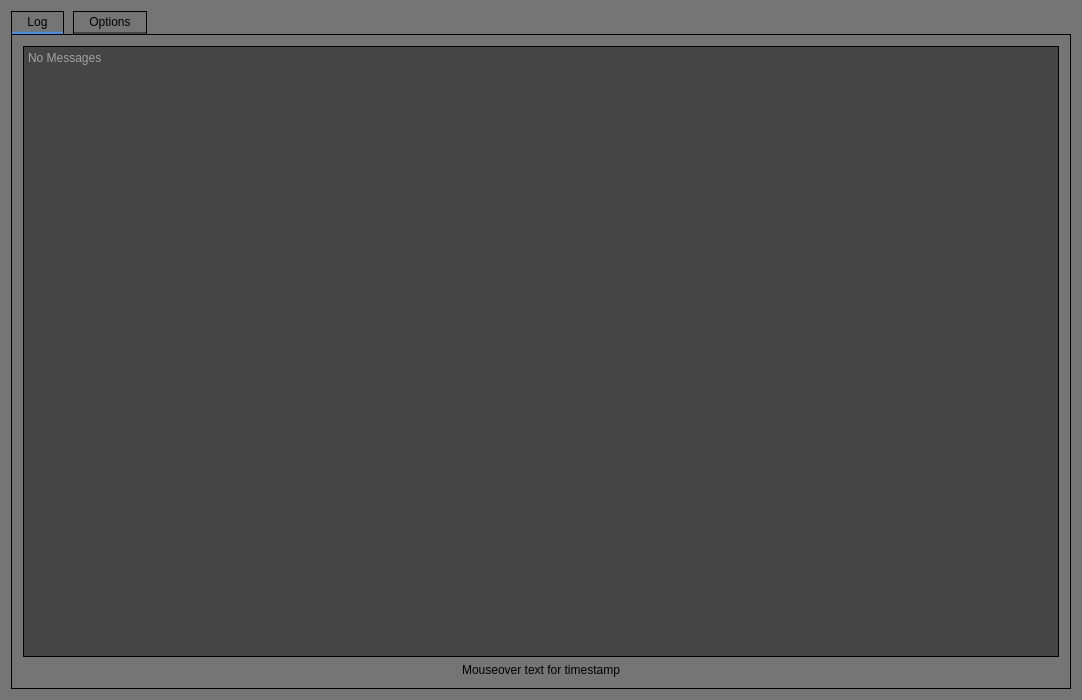
Old version of the form tools/LogViewer/untitled/viewer.ui in the repository markoneill/trustbase-linux.
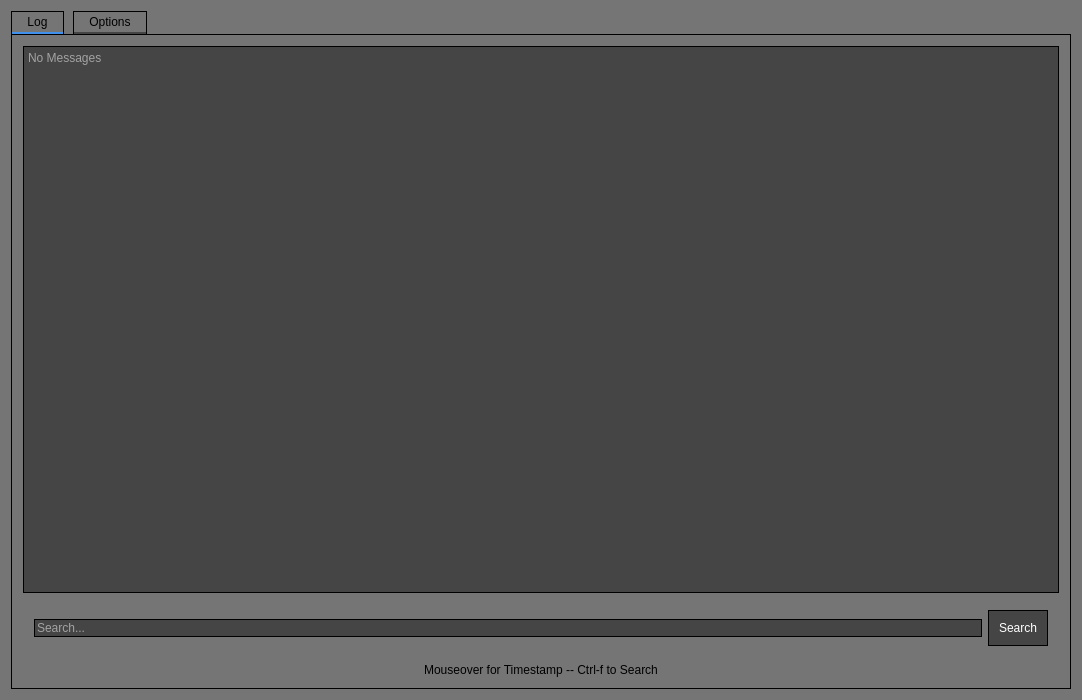
New version of the form. The open tabs and pages were chosen to show the change.

Commit message: Added searching to the LogViewer

What changed in the file:
```diff
--- a/tools/LogViewer/untitled/viewer.ui
+++ b/tools/LogViewer/untitled/viewer.ui
@@ -155,10 +155,33 @@
          </property>
         </widget>
        </item>
+       <item>
+        <widget class="QWidget" name="SearchGroup" native="true">
+         <property name="enabled">
+          <bool>true</bool>
+         </property>
+         <layout class="QHBoxLayout" name="horizontalLayout_2">
+          <item>
+           <widget class="QLineEdit" name="SearchLine">
+            <property name="placeholderText">
+             <string>Search...</string>
+            </property>
+           </widget>
+          </item>
+          <item>
+           <widget class="QPushButton" name="SearchButton">
+            <property name="text">
+             <string>Search</string>
+            </property>
+           </widget>
+          </item>
+         </layout>
+        </widget>
+       </item>
        <item>
         <widget class="QLabel" name="label">
          <property name="text">
-          <string>Mouseover text for timestamp</string>
+          <string>Mouseover for Timestamp -- Ctrl-f to Search</string>
          </property>
          <property name="alignment">
           <set>Qt::AlignCenter</set>
```
Left out of the diff: 2 changed lines with no effect on the pictures. The commit also changes 3 other files.
